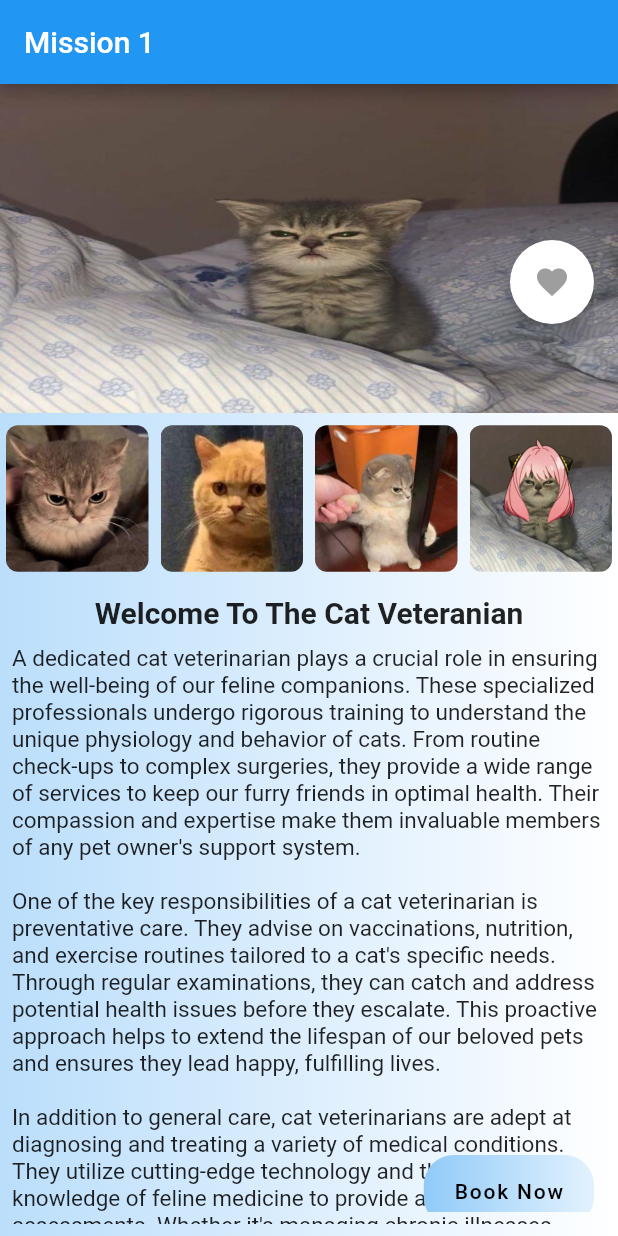
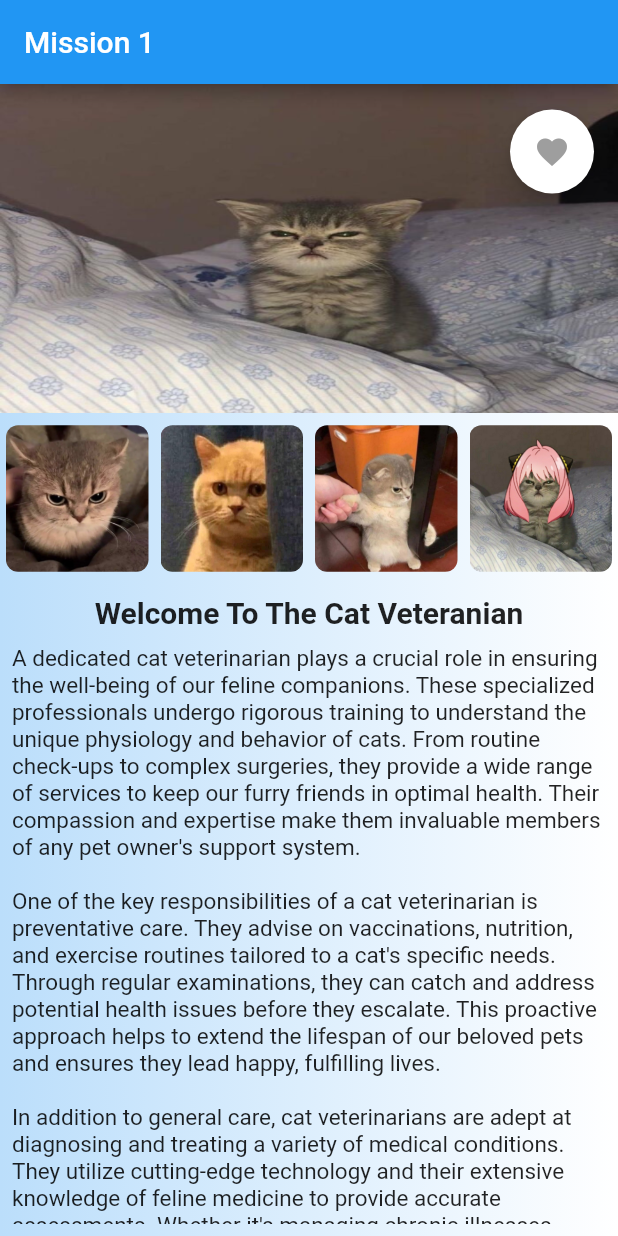
Before and after one commit to Marsh16/marshaalexislikorawung_flutterwidget, a Flutter app: the screen it shows after launch, on a phone screen of 412 x 824 dp. Run offline on Flutter 3.47's test engine with Material 2 defaults, Android fonts, the light colour scheme and no system bars.

Commit message:
Revert "Update Week 6"
This reverts commit 513c95243995b1770d81a9361be57f6051e08198.

```diff
--- a/lib/mission.dart
+++ b/lib/mission.dart
@@ -1,6 +1,4 @@
 import 'package:flutter/material.dart';
-import 'package:fluttertoast/fluttertoast.dart';
-import 'package:marshaalexislikorawung_flutterwidget/booking.dart';
 
 class MissionPage extends StatefulWidget {
   const MissionPage({super.key});
@@ -26,14 +24,9 @@ class _MissionPageState extends State<MissionPage> {
           title: const Text("Mission 1"),
           centerTitle: false,
         ), //appbar
-        floatingActionButton: Stack(
-          children: [
-            Positioned(
-              top: 16.0, // Adjust as needed
-              right: 0.0, // Adjust as needed
-              child: Container(
-                margin:
-                    EdgeInsets.only(top: 160, right: 0), // Add margin to the FAB
+        floatingActionButtonLocation: FloatingActionButtonLocation.endTop,
+        floatingActionButton: Container(
+          margin: EdgeInsets.only(top: 90, right: 0), // Add margin to the FAB
           child: FloatingActionButton(
             onPressed: () {
               toggleColor();
@@ -42,44 +35,8 @@ class _MissionPageState extends State<MissionPage> {
             child: Icon(Icons.favorite, color: fabColor),
             shape: RoundedRectangleBorder(
               borderRadius: BorderRadius.circular(28.0),
-
-                  ),
-
             ),
           ),
-            ),
-            Positioned(
-              top: 16.0, // Adjust as needed
-              right: 0.0, // Adjust as needed
-             child: Container(
-                margin:
-                    EdgeInsets.only(top: 770, right: 0), // Add margin to the FAB
-                    child: Container(
-                decoration: BoxDecoration(
-                  gradient: LinearGradient(
-                    begin: Alignment.centerLeft,
-                    end: Alignment.centerRight,
-                    colors: [Colors.blue[200]!, Colors.blue[50]!],
-                  ),
-                   borderRadius: BorderRadius.circular(20.0)// Makes it circular
-                ),
-                child: FloatingActionButton.extended(
-                  onPressed: () {
-                     Navigator.pushReplacement(context,
-                            MaterialPageRoute(builder: (context) {
-                          return BookingPage();
-                        }));
-                  },
-                  label: Text('Book Now'),
-                  backgroundColor: Colors.transparent,
-                  elevation: 0,
-                  foregroundColor: Colors.black, // Remove elevation to match design
-
-                )
-              ),
-            ),
-            )
-          ],
         ),
         body: Container(
           width: double.infinity,
```
Also changed, not shown: lib/booking.dart (deleted, +0 -167 lines), pubspec.yaml (+8 -4 lines), pubspec.lock, 5 other files. Lines whose indentation alone changed are shown as unchanged.
